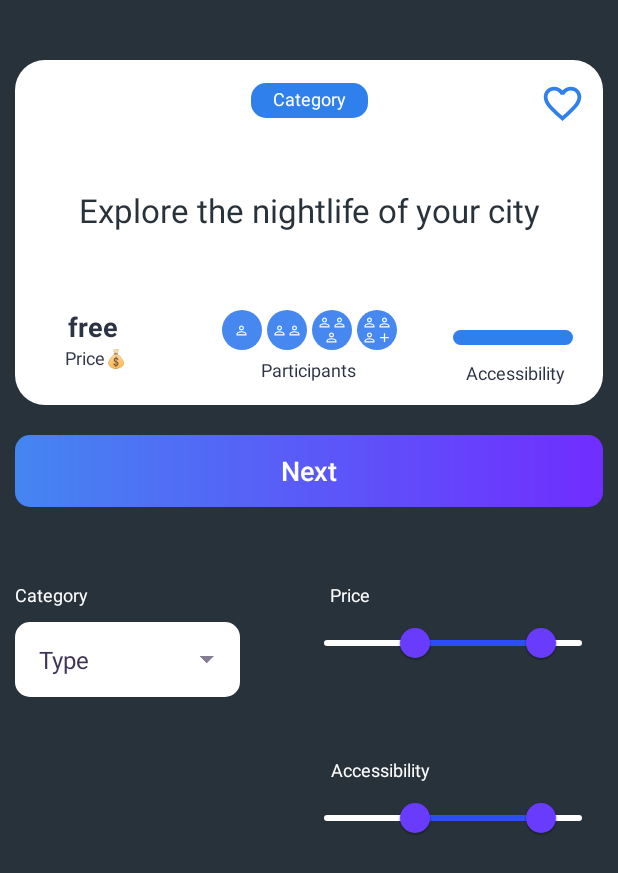
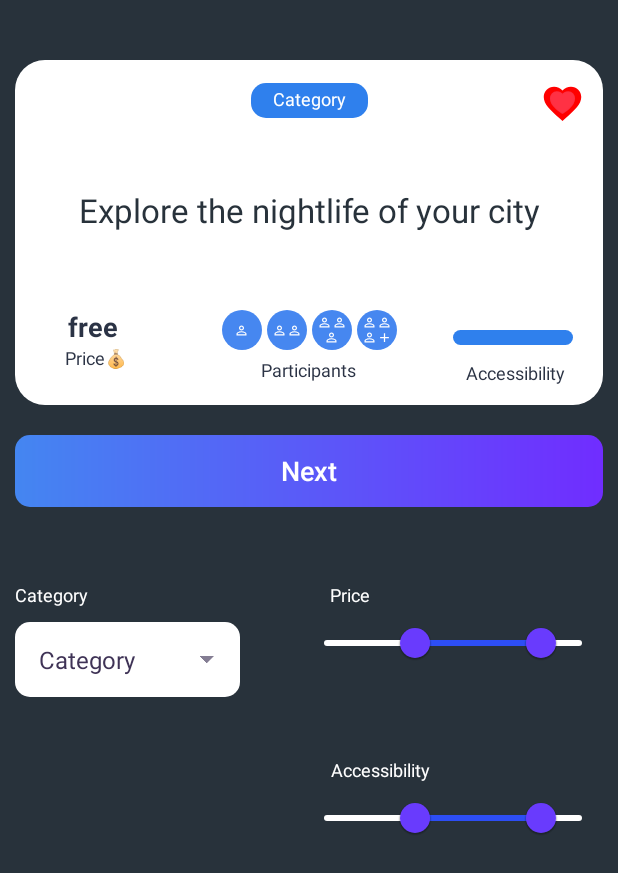
Before and after one commit to TheAlisher/BoredApp, an Android app: the MainActivity screen opened directly, with no data from a screen before it, after a tap on "Next", on a phone screen of 412 x 824 dp. Shown: the top 873 px of the screen. Run offline under Robolectric (Android 15) with nearby library versions, the phone set to English and light mode, and no system bars; 2 other taps on this screen came first.

Commit message:
HomeWork 3-4: did random category + like button

```diff
--- a/app/build.gradle
+++ b/app/build.gradle
@@ -47,4 +47,7 @@ dependencies {
     //Retrofit
     implementation 'com.squareup.retrofit2:retrofit:2.9.0'
     implementation 'com.squareup.retrofit2:converter-gson:2.9.0'
+
+    //Lottie
+    implementation "com.airbnb.android:lottie:3.4.1"
 }
--- a/app/src/main/java/com/example/todo/presentation/main/MainActivity.java
+++ b/app/src/main/java/com/example/todo/presentation/main/MainActivity.java
@@ -11,22 +11,26 @@ import android.util.Log;
 import android.view.View;
 import android.widget.AdapterView;
 import android.widget.ArrayAdapter;
+import android.widget.ImageView;
 import android.widget.ProgressBar;
 import android.widget.Spinner;
 import android.widget.TextView;
 import android.widget.Toast;
 
+import com.airbnb.lottie.LottieAnimationView;
 import com.example.todo.App;
 import com.example.todo.R;
 import com.example.todo.data.BoredAPIClient;
 import com.example.todo.model.BoredAction;
 import com.example.todo.presentation.intro.IntroActivity;
 import com.google.android.material.slider.RangeSlider;
-import com.google.android.material.slider.Slider;
 
 import java.text.NumberFormat;
 import java.util.Currency;
 import java.util.List;
+
+import static com.example.todo.R.drawable.icon_favorite_blue;
+import static com.example.todo.R.drawable.icon_selected_favorite_red;
 
 public class MainActivity extends AppCompatActivity {
 
@@ -35,6 +39,8 @@ public class MainActivity extends AppCompatActivity {
     }
 
     private TextView textCategory;
+    private ImageView imageFavorite;
+    private LottieAnimationView lottieAnimationLike;
     private TextView textExplore;
     private TextView textPrice;
     private View viewPersonCircle1;
@@ -65,7 +71,7 @@ public class MainActivity extends AppCompatActivity {
         }
 
         initializationViews();
-        createCategoryDropdown();
+        createSpinnerCategory();
         spinnerGetSelectedValues();
         //rangeSliderPriceSetLabelFormatter();
         rangeSliderPriceGetSelectedValues();
@@ -74,6 +80,8 @@ public class MainActivity extends AppCompatActivity {
 
     private void initializationViews() {
         textCategory = findViewById(R.id.text_main_category);
+        imageFavorite = findViewById(R.id.image_main_favorite);
+        lottieAnimationLike = findViewById(R.id.lottieAnimation_main_like);
         textExplore = findViewById(R.id.text_main_explore);
         textPrice = findViewById(R.id.text_main_free);
         viewPersonCircle1 = findViewById(R.id.view_main_person_circle_1);
@@ -86,10 +94,14 @@ public class MainActivity extends AppCompatActivity {
         rangeSliderAccessibility = findViewById(R.id.rangeSlider_accessibility);
     }
 
-    public void mainNextClick(View view) {
-        if (spinnerSelectedValues.equals("Type")) {
-            Toast.makeText(this, "Выберите категорию", Toast.LENGTH_SHORT).show();
-            return;
+    public void mainAPINextClick(View view) {
+        if (spinnerSelectedValues != null) {
+            if (spinnerSelectedValues.equals("RANDOM")) {
+                spinnerSelectedValues = null;
+            } else if (spinnerSelectedValues.equals("Category")) {
+                Toast.makeText(this, "Выберите категорию", Toast.LENGTH_SHORT).show();
+                return;
+            }
         }
         App.boredAPIClient.getAction(
                 spinnerSelectedValues,
@@ -134,6 +146,21 @@ public class MainActivity extends AppCompatActivity {
                 });
     }
 
+
+    private boolean flag = true;
+
+    public void mainLikeClick(View view) {
+        if (flag) {
+            lottieAnimationLike.setVisibility(View.VISIBLE);
+            lottieAnimationLike.playAnimation();
+            imageFavorite.setImageResource(icon_selected_favorite_red);
+        } else {
+            lottieAnimationLike.setVisibility(View.INVISIBLE);
+            imageFavorite.setImageResource(icon_favorite_blue);
+        }
+        flag = !flag;
+    }
+
     private void recoveryParticipantsViews() {
         viewPersonCircle1.setVisibility(View.VISIBLE);
         viewPersonCircle2.setVisibility(View.VISIBLE);
@@ -165,7 +192,7 @@ public class MainActivity extends AppCompatActivity {
         viewPersonCircle3.setVisibility(View.INVISIBLE);
     }
 
-    private void createCategoryDropdown() {
+    private void createSpinnerCategory() {
         String[] dropdownCategory = getResources().getStringArray(R.array.category);
         ArrayAdapter<String> adapter = new
                 ArrayAdapter<String>(this, R.layout.custom_spinner_item, dropdownCategory);
--- /dev/null
+++ b/app/src/main/res/drawable/icon_selected_favorite_red.xml
@@ -0,0 +1,5 @@
+<vector android:height="24dp" android:tint="#FF0000"
+    android:viewportHeight="24" android:viewportWidth="24"
+    android:width="24dp" xmlns:android="http://schemas.android.com/apk/res/android">
+    <path android:fillColor="@android:color/white" android:pathData="M12,21.35l-1.45,-1.32C5.4,15.36 2,12.28 2,8.5 2,5.42 4.42,3 7.5,3c1.74,0 3.41,0.81 4.5,2.09C13.09,3.81 14.76,3 16.5,3 19.58,3 22,5.42 22,8.5c0,3.78 -3.4,6.86 -8.55,11.54L12,21.35z"/>
+</vector>
--- a/app/src/main/res/layout/activity_main.xml
+++ b/app/src/main/res/layout/activity_main.xml
@@ -44,8 +44,21 @@
         android:layout_height="30dp"
         android:layout_marginTop="14dp"
         android:layout_marginEnd="12dp"
+        android:onClick="mainLikeClick"
         android:src="@drawable/icon_favorite_blue"
         app:layout_constraintRight_toRightOf="@+id/view_main_rectangle"
+        app:layout_constraintTop_toTopOf="@+id/view_main_rectangle" />
+
+    <com.airbnb.lottie.LottieAnimationView
+        android:id="@+id/lottieAnimation_main_like"
+        android:layout_width="50dp"
+        android:layout_height="50dp"
+        app:lottie_loop="false"
+        android:visibility="invisible"
+        app:lottie_rawRes="@raw/animation_like"
+        android:layout_marginTop="3dp"
+        android:layout_marginEnd="2dp"
+        app:layout_constraintRight_toRightOf="parent"
         app:layout_constraintTop_toTopOf="@+id/view_main_rectangle" />
 
     <TextView
@@ -284,7 +297,7 @@
         android:layout_height="wrap_content"
         android:layout_marginTop="20dp"
         android:background="@drawable/rounded_gradient_button"
-        android:onClick="mainNextClick"
+        android:onClick="mainAPINextClick"
         android:text="@string/buttonText_intro_next"
         android:textAllCaps="false"
         app:layout_constraintTop_toBottomOf="@id/view_main_rectangle" />
--- a/app/src/main/res/values/array.xml
+++ b/app/src/main/res/values/array.xml
@@ -1,7 +1,8 @@
 <?xml version="1.0" encoding="utf-8"?>
 <resources>
     <string-array name="category">
-        <item>Type</item>
+        <item>Category</item>
+        <item>RANDOM</item>
         <item>education</item>
         <item>recreational</item>
         <item>social</item>
```
Also changed, not shown: app/src/main/res/raw/animation_like.json (added, +1 -0 lines).
